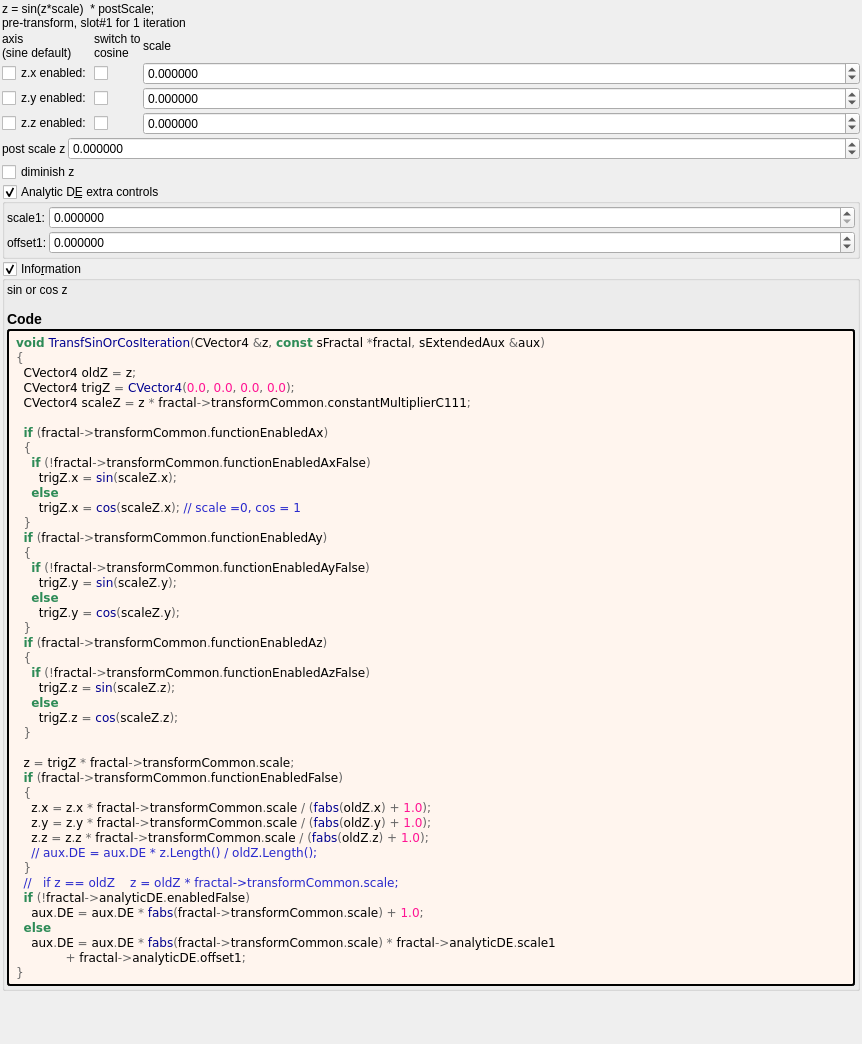
Old version of the form mandelbulber2/formula/ui/transf_sin_or_cos.ui in the repository buddhi1980/mandelbulber2.
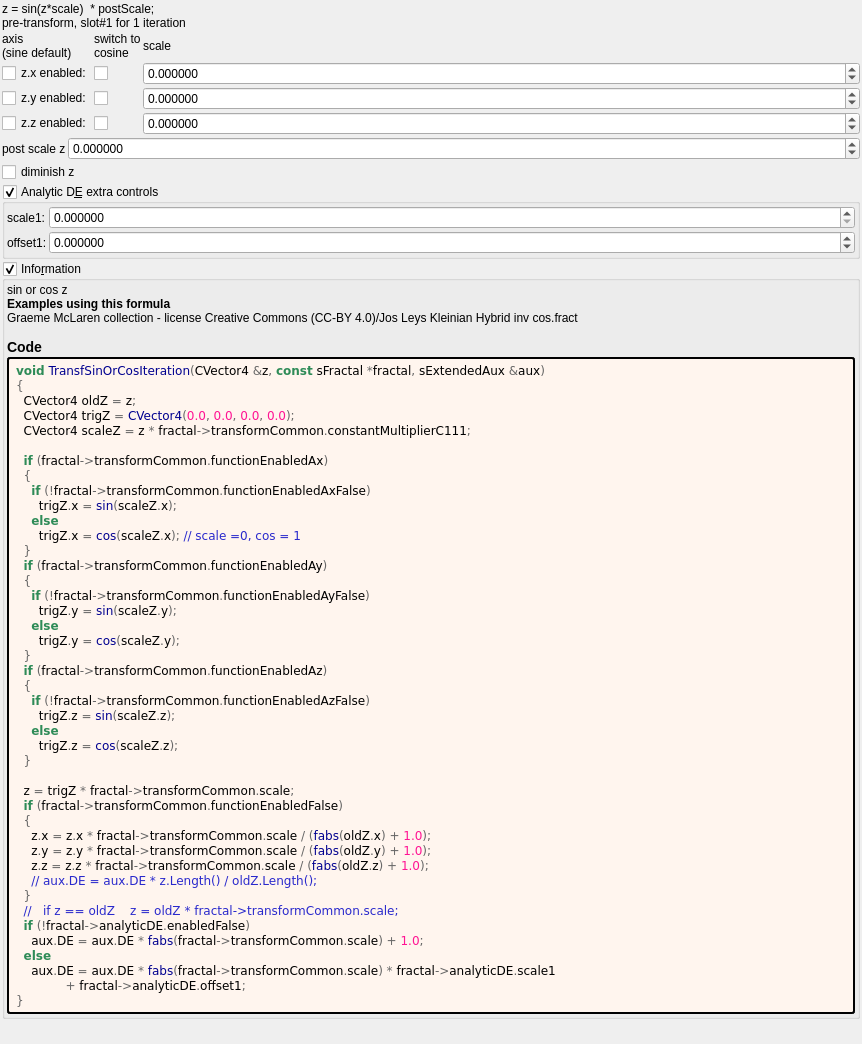
New version of the form. Custom widgets are drawn as their Qt base class.

The edit to the form file:
```diff
--- a/mandelbulber2/formula/ui/transf_sin_or_cos.ui
+++ b/mandelbulber2/formula/ui/transf_sin_or_cos.ui
@@ -381,7 +381,7 @@
         <property name="text">
          <string notr="true">&lt;p&gt;sin or cos z&lt;/p&gt;&lt;table&gt;
 &lt;/table&gt;
-&lt;h3&gt;Code&lt;/h3&gt;</string>
+&lt;br&gt;&lt;b&gt;Examples using this formula&lt;/b&gt;&lt;br&gt;Graeme McLaren  collection - license Creative Commons  (CC-BY 4.0)/Jos Leys Kleinian Hybrid inv cos.fract&lt;h3&gt;Code&lt;/h3&gt;</string>
         </property>
         <property name="wordWrap">
          <bool>true</bool>
```
